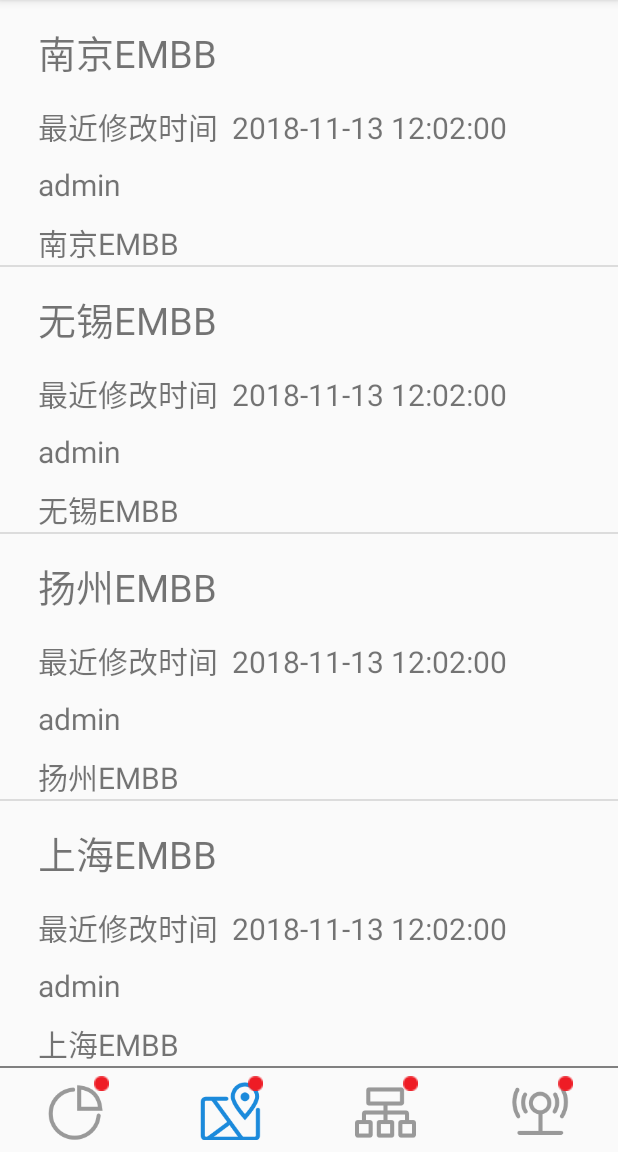
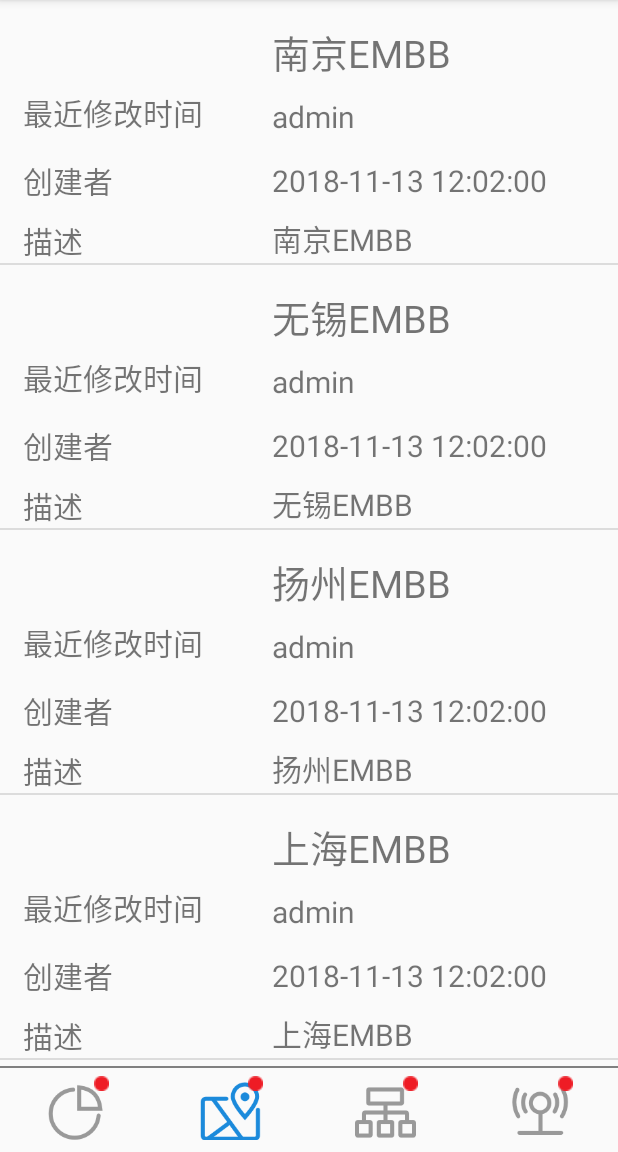
Before and after one commit to yang-starry-sky/5G_UI_Design, an Android app: the screen it shows after launch (MainActivity), after a tap on "区域", on a phone screen of 412 x 824 dp, the part 84-1236 px from its top. Run offline under Robolectric (Android 15) with nearby library versions, the phone set to English and light mode, and no system bars; 64 statements that could not run were skipped.

```diff
--- a/app/src/main/java/com/myapplication/UIDesign/Area/AreaActivityItemAdapter.java
+++ b/app/src/main/java/com/myapplication/UIDesign/Area/AreaActivityItemAdapter.java
@@ -20,7 +20,6 @@ import com.myapplication.UIDesign.R;
 import java.util.List;
 
 public class AreaActivityItemAdapter extends RecyclerView.Adapter<AreaActivityItemAdapter.ViewHolder> {
-    //配置area_fragment中的信息
 
     private List<AreaActivityItem> mAreaActivityItemList;
 
@@ -34,10 +33,10 @@ public class AreaActivityItemAdapter extends RecyclerView.Adapter<AreaActivityIt
         public ViewHolder(View view){
             super(view);
             itemView=view;
-            areaTitle=(TextView)view.findViewById(R.id.area_areaTitle);
-            modificationTime=(TextView)view.findViewById(R.id.area_modification_time);
-            creator=(TextView)view.findViewById(R.id.area_creator);
-            description=(TextView)view.findViewById(R.id.area_description);
+            areaTitle=(TextView)view.findViewById(R.id.area_areaTitle_value);
+            modificationTime=(TextView)view.findViewById(R.id.area_modification_time_value);
+            creator=(TextView)view.findViewById(R.id.area_creator_value);
+            description=(TextView)view.findViewById(R.id.area_description_value);
         }
     }
 
@@ -45,6 +44,10 @@ public class AreaActivityItemAdapter extends RecyclerView.Adapter<AreaActivityIt
         mAreaActivityItemList = areaActivityItemList;
     }
 
+    public void setmAreaActivityItemList(List<AreaActivityItem> mAreaActivityItemList) {
+        this.mAreaActivityItemList = mAreaActivityItemList;
+        this.notifyDataSetChanged();
+    }
 
     @NonNull
     @Override
--- a/app/src/main/java/com/myapplication/UIDesign/Area/AreaFragment.java
+++ b/app/src/main/java/com/myapplication/UIDesign/Area/AreaFragment.java
@@ -12,7 +12,6 @@ import android.os.Bundle;
 import android.view.LayoutInflater;
 import android.view.View;
 import android.view.ViewGroup;
-import android.widget.TableLayout;
 
 import com.myapplication.UIDesign.R;
 
@@ -20,25 +19,24 @@ import java.util.ArrayList;
 import java.util.List;
 
 public class AreaFragment extends Fragment {
-    private List<AreaActivityItem> areaActivityItemList=new ArrayList<>();//area_Fragment信息
+    RecyclerView recyclerView;
+    AreaActivityItemAdapter adapter;
+
+    private List<AreaActivityItem> areaActivityItemList=new ArrayList<>();//主界面信息
 
     @Override
     public View onCreateView(@NonNull LayoutInflater inflater, @Nullable ViewGroup container, @Nullable Bundle savedInstanceState) {
         View view=inflater.inflate(R.layout.area_fragment, container,false);  //获取area_fragment布局
 
-        InitAreaItems();//信息初始化，可以拓展成接口
+        //信息初始化，可以拓展成接口
         //对信息的展示
-        RecyclerView recyclerView=(RecyclerView)view.findViewById(R.id.area_recycler_view);
+        recyclerView=(RecyclerView)view.findViewById(R.id.area_recycler_view);
         LinearLayoutManager linearLayoutManager=new LinearLayoutManager(view.getContext());
         recyclerView.setLayoutManager(linearLayoutManager);
-        AreaActivityItemAdapter areaActivityItemAdapter=new AreaActivityItemAdapter(areaActivityItemList);
+        adapter=new AreaActivityItemAdapter(areaActivityItemList);
         recyclerView.addItemDecoration(new DividerItemDecoration(view.getContext(),DividerItemDecoration.VERTICAL));
-        recyclerView.setAdapter(areaActivityItemAdapter);
-
-        //建立TableLayout
-        TableLayout AreaItemTable = (TableLayout)inflater.inflate(R.layout.area1_itemtable,null).findViewById(R.id.area_item_table);
-
-
+        recyclerView.setAdapter(adapter);
+        InitAreaItems();
         return view;
     }
 
@@ -46,21 +44,30 @@ public class AreaFragment extends Fragment {
      * 简单地初始化信息
      */
     public void InitAreaItems(){
+   //     ArrayList<AreaActivityItem> list = new ArrayList<>(6);
         AreaActivityItem areaActivityItem1=new AreaActivityItem("南京EMBB",
-                "最近修改时间  2018-11-13 12:02:00", "admin", "南京EMBB");
+                "2018-11-13 12:02:00", "admin", "南京EMBB");
         areaActivityItemList.add(areaActivityItem1);
         AreaActivityItem areaActivityItem2=new AreaActivityItem("无锡EMBB",
-                "最近修改时间  2018-11-13 12:02:00", "admin", "无锡EMBB");
+                "2018-11-13 12:02:00", "admin", "无锡EMBB");
         areaActivityItemList.add(areaActivityItem2);
         AreaActivityItem areaActivityItem3=new AreaActivityItem("扬州EMBB",
-                "最近修改时间  2018-11-13 12:02:00", "admin", "扬州EMBB");
+                "2018-11-13 12:02:00", "admin", "扬州EMBB");
         areaActivityItemList.add(areaActivityItem3);
-        AreaActivityItem baseStationItem4=new AreaActivityItem("上海EMBB",
-                "最近修改时间  2018-11-13 12:02:00", "admin", "上海EMBB");
-        areaActivityItemList.add(baseStationItem4);
-        AreaActivityItem baseStationItem5=new AreaActivityItem("北京EMBB",
-                "最近修改时间  2018-11-13 12:02:00", "admin", "北京EMBB");
-        areaActivityItemList.add(baseStationItem5);
+        AreaActivityItem areaActivityItem4=new AreaActivityItem("上海EMBB",
+                "2018-11-13 12:02:00", "admin", "上海EMBB");
+        areaActivityItemList.add(areaActivityItem4);
+        AreaActivityItem areaActivityItem5=new AreaActivityItem("北京EMBB",
+                "2018-11-13 12:02:00", "admin", "北京EMBB");
+        areaActivityItemList.add(areaActivityItem5);
+
+//        list.add(areaActivityItem1);
+//        list.add(areaActivityItem2);
+//        list.add(areaActivityItem3);
+//        list.add(areaActivityItem4);
+//        list.add(areaActivityItem5);
+
+        adapter.setmAreaActivityItemList(areaActivityItemList);
 
     }
 }
--- a/app/src/main/res/layout/area1_item.xml
+++ b/app/src/main/res/layout/area1_item.xml
@@ -1,36 +1,90 @@
 <?xml version="1.0" encoding="utf-8"?>
+
 <LinearLayout xmlns:android="http://schemas.android.com/apk/res/android"
-    android:orientation="vertical"
     android:layout_width="match_parent"
-    android:layout_height="wrap_content">
+    android:layout_height="wrap_content"
+    android:orientation="horizontal">
+
+    <LinearLayout
+        android:layout_width="120dp"
+        android:layout_height="wrap_content"
+        android:layout_weight="1"
+        android:orientation="vertical">
+
         <TextView
             android:id="@+id/area_areaTitle"
             android:layout_width="wrap_content"
             android:layout_height="wrap_content"
-        android:textSize="25sp"
-        android:layout_marginLeft="25dp"
-        android:layout_marginTop="15dp"/>
+            android:layout_marginLeft="15dp"
+            android:layout_marginTop="15dp"
+            android:textSize="25sp" />
+
+        <TextView
+            android:id="@+id/area_creator"
+            android:layout_width="wrap_content"
+            android:layout_height="wrap_content"
+            android:text="@string/modify_time"
+            android:layout_marginLeft="15dp"
+            android:layout_marginTop="10dp"
+            android:textSize="20sp" />
+
         <TextView
             android:id="@+id/area_modification_time"
             android:layout_width="wrap_content"
             android:layout_height="wrap_content"
-        android:textSize="20sp"
-        android:layout_marginLeft="25dp"
-        android:layout_marginTop="15dp"/>
-    <TextView
-        android:id="@+id/area_creator"
-        android:layout_width="wrap_content"
-        android:layout_height="wrap_content"
-        android:textSize="20sp"
-        android:layout_marginLeft="25dp"
-        android:layout_marginTop="10dp"/>
+            android:text="@string/create"
+            android:layout_marginLeft="15dp"
+            android:layout_marginTop="15dp"
+            android:textSize="20sp" />
+
         <TextView
             android:id="@+id/area_description"
             android:layout_width="wrap_content"
             android:layout_height="wrap_content"
-        android:textSize="20sp"
+            android:text="@string/description"
+            android:layout_marginLeft="15dp"
+            android:layout_marginTop="10dp"
+            android:textSize="20sp" />
+    </LinearLayout>
+
+    <LinearLayout
+        android:layout_width="240dp"
+        android:layout_height="wrap_content"
+        android:layout_weight="1"
+        android:orientation="vertical"
+        android:paddingLeft="10dp"
+        android:paddingRight="10dp">
+
+        <TextView
+            android:id="@+id/area_areaTitle_value"
+            android:layout_width="wrap_content"
+            android:layout_height="wrap_content"
             android:layout_marginLeft="25dp"
-        android:layout_marginTop="10dp"/>
+            android:layout_marginTop="15dp"
+            android:textSize="25sp" />
 
+        <TextView
+            android:id="@+id/area_creator_value"
+            android:layout_width="wrap_content"
+            android:layout_height="wrap_content"
+            android:layout_marginLeft="25dp"
+            android:layout_marginTop="10dp"
+            android:textSize="20sp" />
 
+        <TextView
+            android:id="@+id/area_modification_time_value"
+            android:layout_width="wrap_content"
+            android:layout_height="wrap_content"
+            android:layout_marginLeft="25dp"
+            android:layout_marginTop="15dp"
+            android:textSize="20sp" />
+
+        <TextView
+            android:id="@+id/area_description_value"
+            android:layout_width="wrap_content"
+            android:layout_height="wrap_content"
+            android:layout_marginLeft="25dp"
+            android:layout_marginTop="10dp"
+            android:textSize="20sp" />
     </LinearLayout>
+</LinearLayout>
--- a/app/src/main/res/layout/area1_itemtable.xml
+++ /dev/null
@@ -1,18 +0,0 @@
-<?xml version="1.0" encoding="utf-8"?>
-<LinearLayout xmlns:android="http://schemas.android.com/apk/res/android"
-    android:orientation="vertical"
-    android:layout_width="match_parent"
-    android:layout_height="wrap_content">
-
-
-    <TableLayout
-        android:id="@+id/area_item_table"
-        android:layout_width="match_parent"
-        android:layout_height="wrap_content"
-        android:layout_marginBottom="15dp"
-        android:layout_marginLeft="10dp"
-        android:layout_marginRight="10dp" />
-
-
-
-</LinearLayout>
--- a/app/src/main/res/values/strings.xml
+++ b/app/src/main/res/values/strings.xml
@@ -1,3 +1,6 @@
 <resources>
     <string name="app_name">5G_UI_Design_new</string>
+    <string name="modify_time">最近修改时间</string>
+    <string name="create">创建者</string>
+    <string name="description">描述</string>
 </resources>
```
Lines whose indentation alone changed are shown as unchanged.
